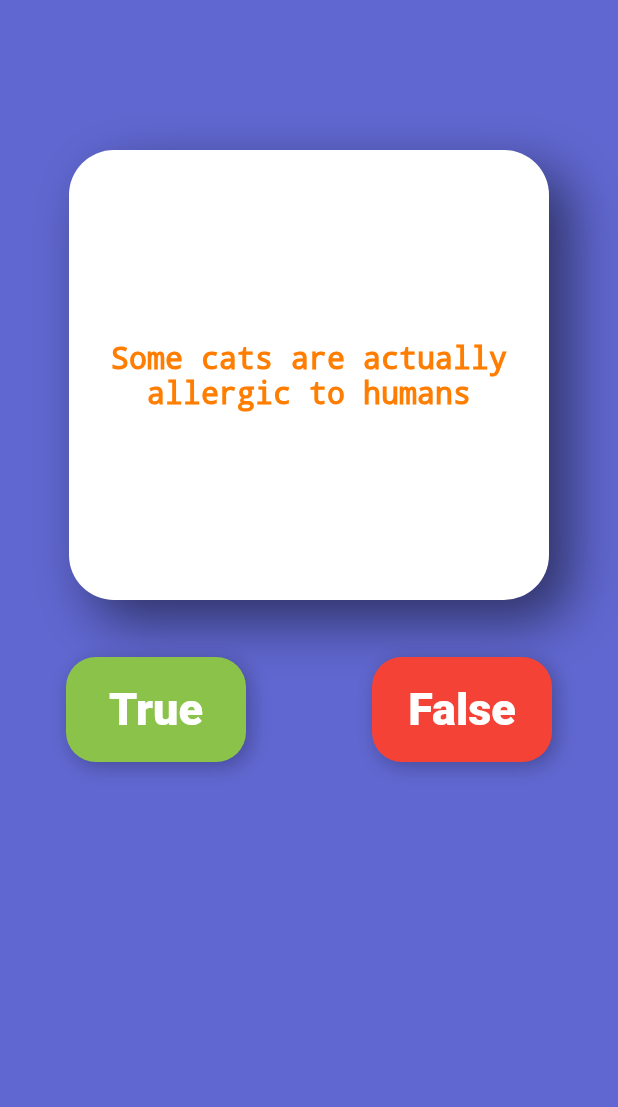
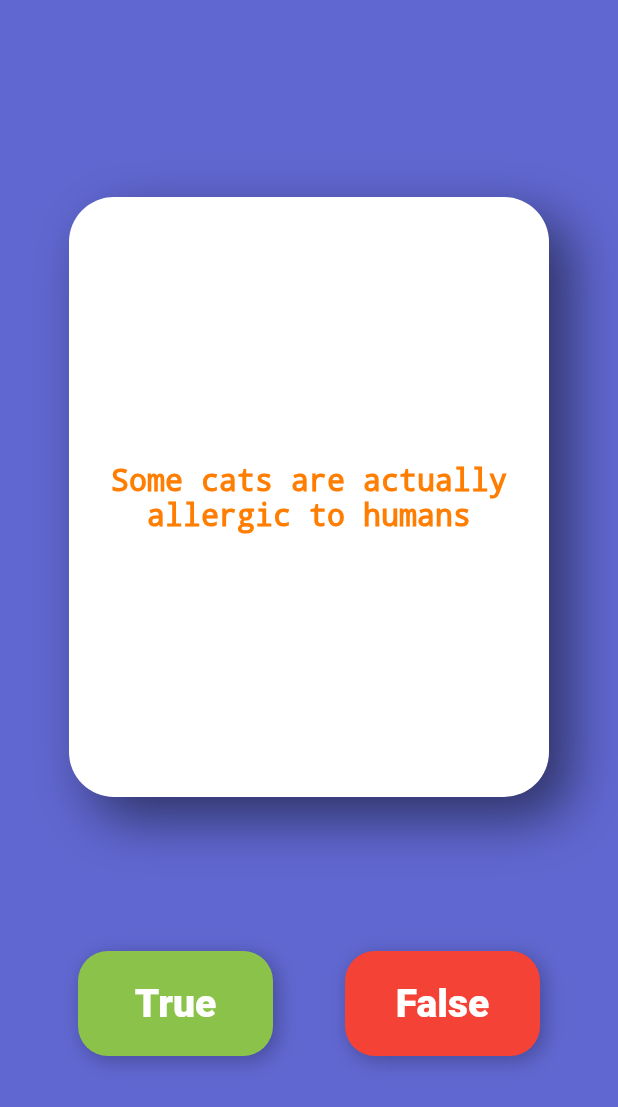
Before and after one commit to rahafAlzahrani/Quizzler, a Flutter app: the screen it shows after launch, on a phone screen of 412 x 824 dp. Shown: the top 1107 px of the screen. Run offline on Flutter 3.47's test engine with Material 2 defaults, Android fonts, the phone set to English and light mode, and no system bars; our stand-ins replace audioplayers, rflutter_alert.

Commit message:
update UI

```diff
--- a/lib/QuizPage.dart
+++ b/lib/QuizPage.dart
@@ -72,8 +72,8 @@ class _QuizPageState extends State<QuizPage> {
     });
   }
 
-  TextButton buildButton({bool answer, Color buttonColor, String buttonText}) {
-    return TextButton(
+  FlatButton buildButton({bool answer, Color buttonColor, String buttonText}) {
+    return FlatButton(
       onPressed: () {
         checkAnswer(answer);
       },
@@ -82,15 +82,10 @@ class _QuizPageState extends State<QuizPage> {
             ? EdgeInsets.only(left: 20)
             : EdgeInsets.only(right: 20),
         height: 70,
-        width: 120,
+        width: 130,
         decoration: BoxDecoration(
           color: buttonColor,
-          borderRadius: BorderRadius.only(
-            topLeft: Radius.circular(20),
-            topRight: Radius.circular(20),
-            bottomLeft: Radius.circular(20),
-            bottomRight: Radius.circular(20),
-          ),
+          borderRadius: BorderRadius.circular(20.0),
           boxShadow: [
             BoxShadow(
               color: Colors.black38.withOpacity(0.25),
@@ -105,7 +100,7 @@ class _QuizPageState extends State<QuizPage> {
             buttonText,
             textAlign: TextAlign.center,
             style: TextStyle(
-              fontSize: 30,
+              fontSize: 26,
               fontWeight: FontWeight.w800,
               color: Colors.white,
               decoration: TextDecoration.none,
@@ -130,7 +125,7 @@ class _QuizPageState extends State<QuizPage> {
         bottom: 16.0,
       ),
       child: Column(
-        mainAxisAlignment: MainAxisAlignment.start,
+        mainAxisAlignment: MainAxisAlignment.spaceEvenly,
         children: <Widget>[
           //hold the question
           Container(
@@ -139,8 +134,8 @@ class _QuizPageState extends State<QuizPage> {
               right: 30,
               bottom: 20,
             ),
-            padding: EdgeInsets.all(2),
-            height: 300,
+            padding: EdgeInsets.all(10),
+            height: 400,
             width: size.width - 50,
             decoration: BoxDecoration(
               color: Colors.white,
@@ -168,7 +163,7 @@ class _QuizPageState extends State<QuizPage> {
             ),
           ),
           SizedBox(
-            height: 10,
+            height: 20,
           ),
 
           //hold true and false buttons
@@ -188,7 +183,7 @@ class _QuizPageState extends State<QuizPage> {
           SizedBox(
             height: 10,
           ),
-          //hold true false icons based on the user answer.
+          //hold true false  icons based on the user answer.
           Row(
             children: scoreKeeper,
           ),
```
Also changed, not shown: assets/images/quizzlerDemo.gif (added).
